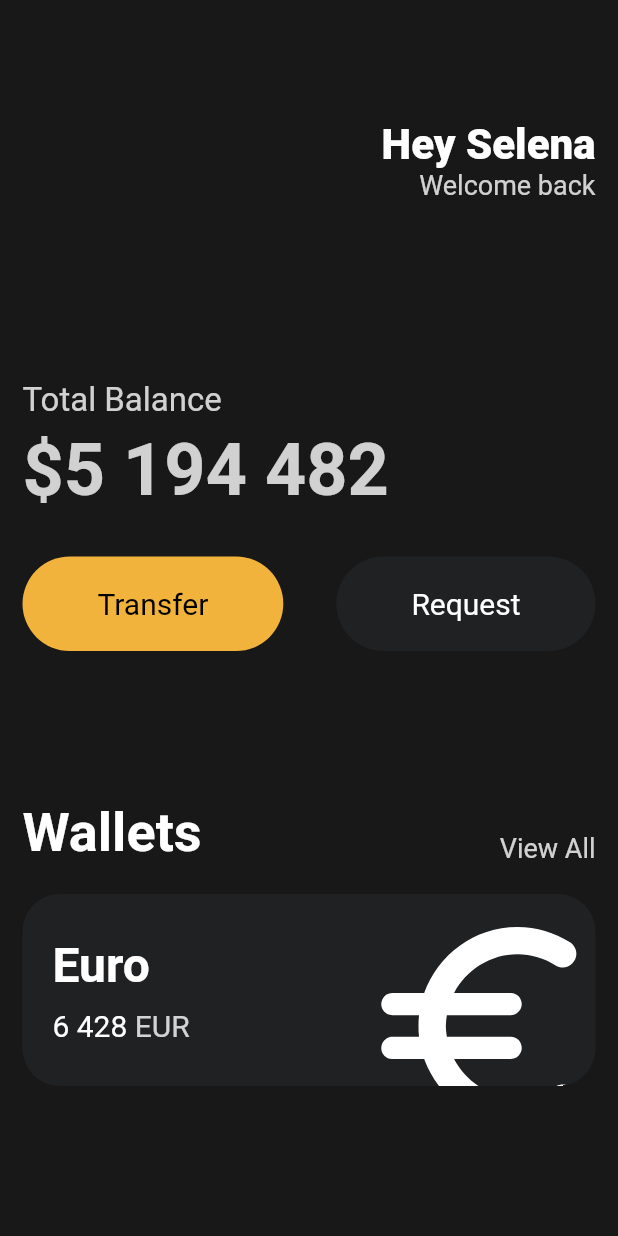
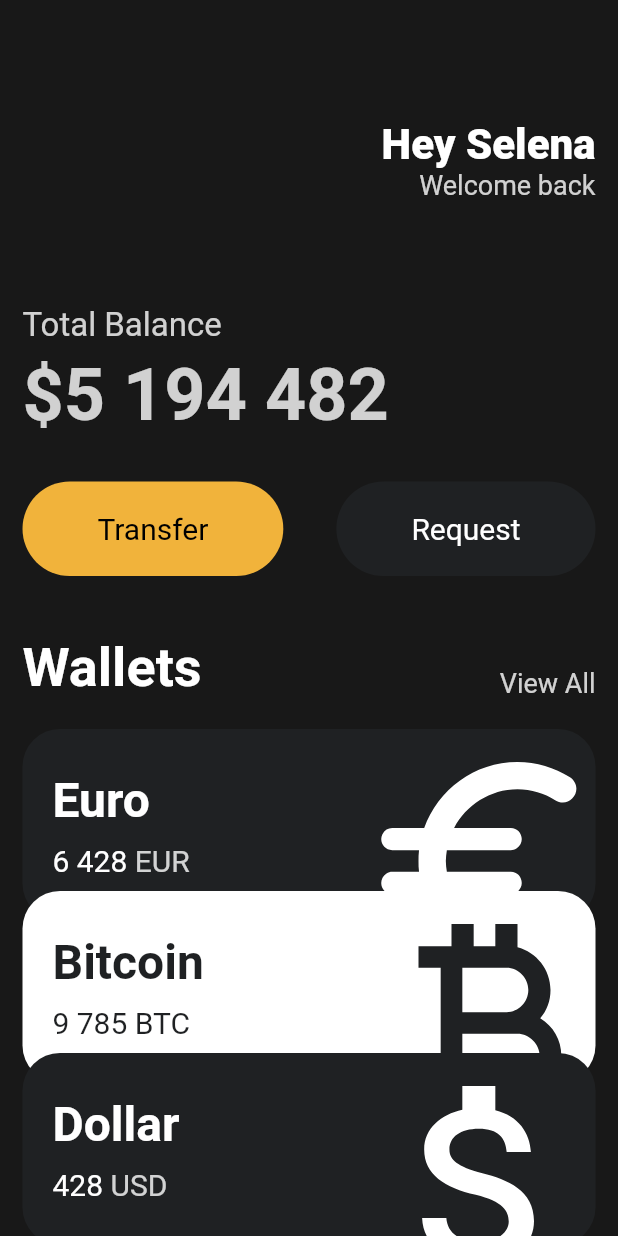
Before and after one commit to Cherrue/Lectures, a Flutter app: the screen it shows after launch, on a phone screen of 412 x 824 dp. Run offline on Flutter 3.47's test engine with Material 2 defaults, Android fonts, the phone set to English and light mode, and no system bars.

Commit message:
flutter-for-beginners-5 custom widget - card Scroll

```diff
--- a/flutter/toonflix/lib/main.dart
+++ b/flutter/toonflix/lib/main.dart
@@ -1,5 +1,6 @@
 import 'package:flutter/material.dart';
 import 'package:toonflix/widgets/Button.dart';
+import 'package:toonflix/widgets/currency_card.dart';
 
 void main() {
   runApp(const App()); // App : root widget
@@ -19,7 +20,8 @@ class App extends StatelessWidget {
       home: Scaffold(
         // Scaffold -> layout
         backgroundColor: const Color(0xFF181818),
-        body: Padding(
+        body: SingleChildScrollView(
+          child: Padding(
             padding: const EdgeInsets.symmetric(
               // horizontal or vertical
               horizontal: 15,
@@ -59,7 +61,7 @@ class App extends StatelessWidget {
                   ],
                 ),
                 const SizedBox(
-                height: 120,
+                  height: 70,
                 ),
                 Text(
                   'Total Balance',
@@ -98,7 +100,7 @@ class App extends StatelessWidget {
                   ],
                 ),
                 const SizedBox(
-                height: 100,
+                  height: 40,
                 ),
                 Row(
                   mainAxisAlignment: MainAxisAlignment.spaceBetween,
@@ -124,71 +126,38 @@ class App extends StatelessWidget {
                 const SizedBox(
                   height: 20,
                 ),
-              Container(
-                clipBehavior: Clip.hardEdge, // 넘치는 부분 처리 방법 선언
-                decoration: BoxDecoration(
-                  color: const Color(0xff1f2123),
-                  borderRadius: BorderRadius.circular(25),
+                const CurrencyCard(
+                  name: 'Euro',
+                  code: 'EUR',
+                  amount: '6 428',
+                  icon: Icons.euro_rounded,
+                  isInverted: false,
                 ),
-                child: Padding(
-                  padding: const EdgeInsets.all(20),
-                  child: Row(
-                    mainAxisAlignment: MainAxisAlignment.spaceBetween,
-                    children: [
-                      Column(
-                        crossAxisAlignment: CrossAxisAlignment.start,
-                        children: [
-                          const Text(
-                            'Euro',
-                            style: TextStyle(
-                              color: Colors.white,
-                              fontSize: 32,
-                              fontWeight: FontWeight.w600,
+                Transform.translate(
+                  offset: const Offset(0, -20), // 겹치기
+                  child: const CurrencyCard(
+                    name: 'Bitcoin',
+                    code: 'BTC',
+                    amount: '9 785',
+                    icon: Icons.currency_bitcoin,
+                    isInverted: true,
                   ),
                 ),
-                          const SizedBox(
-                            height: 10,
-                          ),
-                          Row(
-                            children: [
-                              const Text('6 428',
-                                  style: TextStyle(
-                                    color: Colors.white,
-                                    fontSize: 20,
-                                  )),
-                              const SizedBox(
-                                width: 5,
-                              ),
-                              Text('EUR',
-                                  style: TextStyle(
-                                    color: Colors.white.withOpacity(0.8),
-                                    fontSize: 20,
-                                  )),
-                            ],
-                          )
-                        ],
-                      ),
-                      Transform.scale(
-                        // 상위 widget 크기 변화 없이 키우기
-                        scale: 2,
-                        child: Transform.translate(
-                          // SizedBox, Column 없이 공백 만들기
-                          offset: const Offset(-5, 12),
-                          child: const Icon(
-                            Icons.euro_rounded,
-                            color: Colors.white,
-                            size: 88,
-                          ),
-                        ),
-                      ),
-                    ],
-                  ),
+                Transform.translate(
+                  offset: const Offset(0, -40), // 더 밑에 있는 거라 두 배
+                  child: const CurrencyCard(
+                    name: 'Dollar',
+                    code: 'USD',
+                    amount: '428',
+                    icon: Icons.attach_money_outlined,
+                    isInverted: false,
                   ),
                 )
               ],
             ),
           ),
         ),
+      ),
     );
   }
 }
--- /dev/null
+++ b/flutter/toonflix/lib/widgets/currency_card.dart
@@ -0,0 +1,89 @@
+import 'package:flutter/material.dart';
+
+class CurrencyCard extends StatelessWidget {
+  final String name, code, amount;
+  final IconData icon;
+  final bool isInverted; // 색상 반전용 필드
+
+  final _blackColor = const Color(0xff1F2123); // `_` 붙이면 private
+
+  const CurrencyCard({
+    super.key,
+    required this.name,
+    required this.code,
+    required this.amount,
+    required this.icon,
+    required this.isInverted,
+  });
+
+  @override
+  Widget build(BuildContext context) {
+    return Container(
+      clipBehavior: Clip.hardEdge, // 넘치는 부분 처리 방법 선언
+      decoration: BoxDecoration(
+        color: isInverted ? Colors.white : _blackColor, // 색상 반전 삼항 연산자
+        borderRadius: BorderRadius.circular(25),
+      ),
+      child: Padding(
+        padding: const EdgeInsets.all(20),
+        child: Row(
+          mainAxisAlignment: MainAxisAlignment.spaceBetween,
+          children: [
+            Column(
+              crossAxisAlignment: CrossAxisAlignment.start,
+              children: [
+                Text(
+                  name,
+                  style: TextStyle(
+                    color: isInverted ? _blackColor : Colors.white,
+                    fontSize: 32,
+                    fontWeight: FontWeight.w600,
+                  ),
+                ),
+                const SizedBox(
+                  height: 10,
+                ),
+                Row(
+                  children: [
+                    Text(
+                      amount,
+                      style: TextStyle(
+                        color: isInverted ? _blackColor : Colors.white,
+                        fontSize: 20,
+                      ),
+                    ),
+                    const SizedBox(
+                      width: 5,
+                    ),
+                    Text(
+                      code,
+                      style: TextStyle(
+                        color: isInverted
+                            ? _blackColor
+                            : Colors.white.withOpacity(0.8),
+                        fontSize: 20,
+                      ),
+                    ),
+                  ],
+                )
+              ],
+            ),
+            Transform.scale(
+              // 상위 widget 크기 변화 없이 키우기
+              scale: 2,
+              child: Transform.translate(
+                // SizedBox, Column 없이 공백 만들기
+                offset: const Offset(-5, 12),
+                child: Icon(
+                  icon,
+                  color: isInverted ? _blackColor : Colors.white,
+                  size: 88,
+                ),
+              ),
+            ),
+          ],
+        ),
+      ),
+    );
+  }
+}
```
Lines whose indentation alone changed are shown as unchanged.
